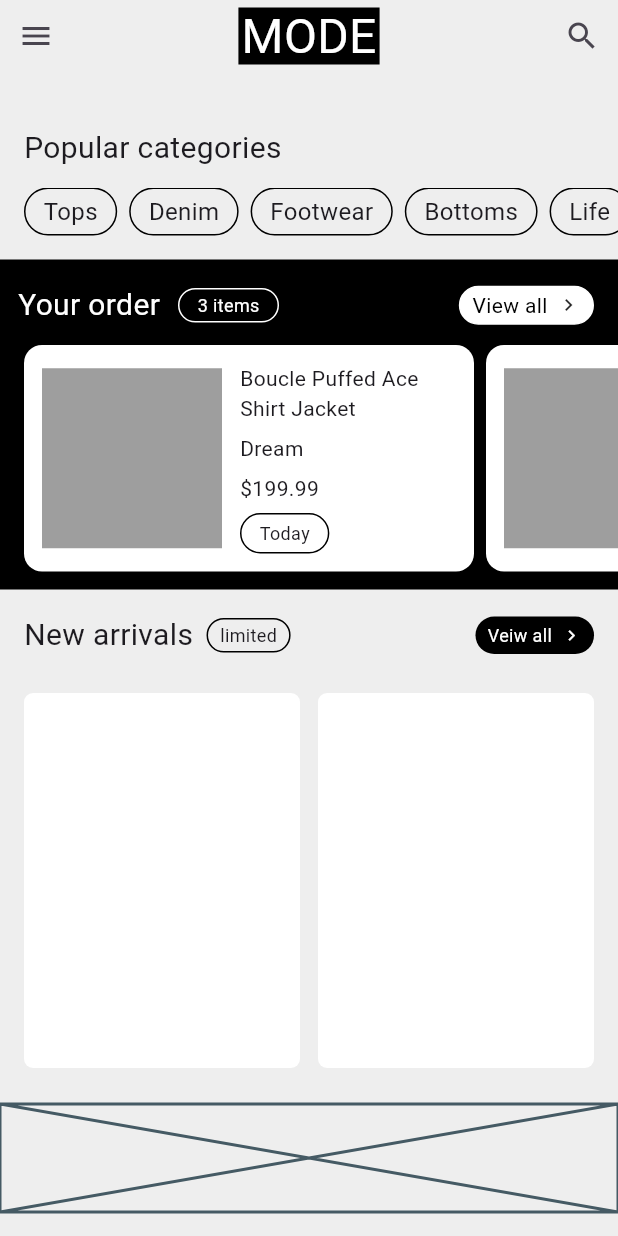
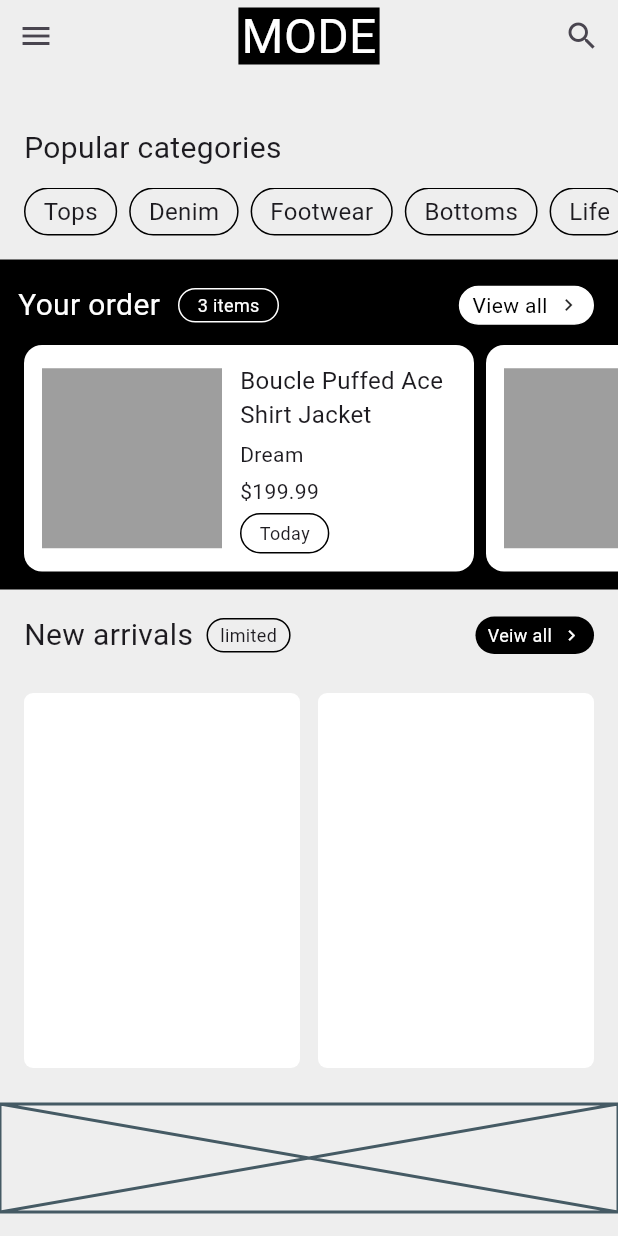
Before and after one commit to JAICHANGPARK/flutter_notebook_chapter_49, a Flutter app: the ECommerceHomePage screen opened directly, on a phone screen of 412 x 824 dp. Run offline on Flutter 3.47's test engine with Material 3 defaults, Android fonts, the phone set to English and light mode, and no system bars; our stand-ins replace gap, google_fonts; Roboto replaces fonts that are missing (Akshar).

Commit message:
Update e_commerce_home_page.dart

```diff
--- a/lib/ep2451_e_commerce_app/ui/e_commerce_home_page.dart
+++ b/lib/ep2451_e_commerce_app/ui/e_commerce_home_page.dart
@@ -162,14 +162,15 @@ class _ECommerceHomePageState extends State<ECommerceHomePage> {
 
                                 Expanded(
                                   child: Padding(
-                                    padding: const EdgeInsets.only(left: 12,),
+                                    padding: const EdgeInsets.only(left: 12),
                                     child: Column(
                                       mainAxisAlignment: .spaceBetween,
                                       crossAxisAlignment: .start,
                                       children: [
-                                        Text("Boucle Puffed Ace Shirt Jacket",
+                                        Text(
+                                          "Boucle Puffed Ace Shirt Jacket",
                                           style: GoogleFonts.akshar(
-
+                                            fontSize: 16,
                                           ),
                                         ),
                                         Text("Dream"),
```
